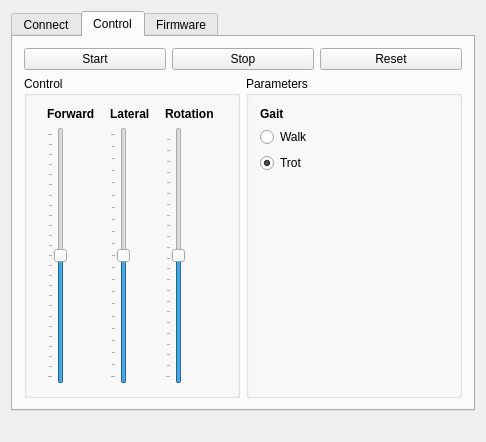
This is MainWindow.ui in Rhoban/MetabotManager as Qt 5 draws it before an edit. The edited form follows.
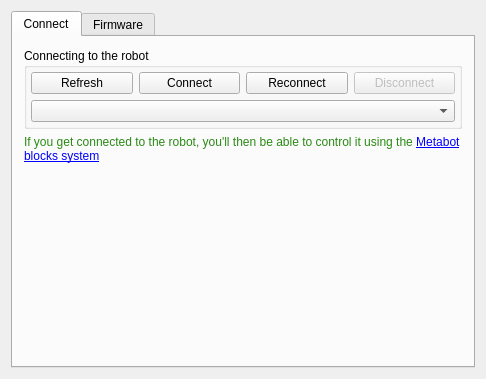
This is the edited form. The open tabs and pages were chosen to show the change. Icons and pictures are not drawn.

Commit message: Removing controls

Patch:
```diff
--- a/MainWindow.ui
+++ b/MainWindow.ui
@@ -7,7 +7,7 @@
     <x>0</x>
     <y>0</y>
     <width>486</width>
-    <height>442</height>
+    <height>379</height>
    </rect>
   </property>
   <property name="sizePolicy">
@@ -132,6 +132,16 @@
           </layout>
          </widget>
         </item>
+        <item>
+         <widget class="QLabel" name="label">
+          <property name="text">
+           <string>&lt;html&gt;&lt;head/&gt;&lt;body&gt;&lt;p&gt;&lt;span style=&quot; color:#298a14;&quot;&gt;If you get connected to the robot, you'll then be able to control it using the &lt;/span&gt;&lt;a href=&quot;http://metabot.cc&quot;&gt;&lt;span style=&quot; text-decoration: underline; color:#0000ff;&quot;&gt;Metabot blocks system&lt;/span&gt;&lt;/a&gt;&lt;/p&gt;&lt;/body&gt;&lt;/html&gt;</string>
+          </property>
+          <property name="wordWrap">
+           <bool>true</bool>
+          </property>
+         </widget>
+        </item>
         <item>
          <spacer name="verticalSpacer">
           <property name="orientation">
@@ -140,231 +150,20 @@
           <property name="sizeHint" stdset="0">
            <size>
             <width>20</width>
-            <height>40</height>
+            <height>0</height>
            </size>
           </property>
          </spacer>
         </item>
-       </layout>
-      </widget>
-      <widget class="QWidget" name="tab_2">
-       <attribute name="title">
-        <string>Control</string>
-       </attribute>
-       <layout class="QVBoxLayout" name="verticalLayout_5">
         <item>
-         <layout class="QHBoxLayout" name="controlButtons">
-          <item>
-           <widget class="QPushButton" name="startButton">
-            <property name="text">
-             <string>Start</string>
-            </property>
-            <property name="icon">
-             <iconset resource="icons.qrc">
-              <normaloff>:/icons/img/play.png</normaloff>:/icons/img/play.png</iconset>
-            </property>
-           </widget>
-          </item>
-          <item>
-           <widget class="QPushButton" name="stopButton">
-            <property name="text">
-             <string>Stop</string>
-            </property>
-            <property name="icon">
-             <iconset resource="icons.qrc">
-              <normaloff>:/icons/img/stop.png</normaloff>:/icons/img/stop.png</iconset>
-            </property>
-           </widget>
-          </item>
-          <item>
-           <widget class="QPushButton" name="resetButton">
-            <property name="text">
-             <string>Reset</string>
-            </property>
-            <property name="icon">
-             <iconset resource="icons.qrc">
-              <normaloff>:/icons/img/repeat.png</normaloff>:/icons/img/repeat.png</iconset>
-            </property>
-           </widget>
-          </item>
-         </layout>
-        </item>
-        <item>
-         <layout class="QHBoxLayout" name="horizontalLayout_3">
-          <item>
-           <widget class="QGroupBox" name="controls">
-            <property name="title">
-             <string>Control</string>
-            </property>
-            <layout class="QHBoxLayout" name="horizontalLayout_6">
-             <item>
-              <layout class="QVBoxLayout" name="verticalLayout_6">
-               <item>
-                <widget class="QLabel" name="label">
-                 <property name="text">
-                  <string>&lt;b&gt;Forward&lt;/b&gt;</string>
-                 </property>
-                </widget>
-               </item>
-               <item>
-                <widget class="QSlider" name="dxSlider">
-                 <property name="sizePolicy">
-                  <sizepolicy hsizetype="Fixed" vsizetype="Expanding">
-                   <horstretch>0</horstretch>
-                   <verstretch>0</verstretch>
-                  </sizepolicy>
-                 </property>
-                 <property name="minimum">
-                  <number>-120</number>
-                 </property>
-                 <property name="maximum">
-                  <number>120</number>
-                 </property>
-                 <property name="tracking">
-                  <bool>true</bool>
-                 </property>
-                 <property name="orientation">
-                  <enum>Qt::Vertical</enum>
-                 </property>
-                 <property name="invertedAppearance">
-                  <bool>false</bool>
-                 </property>
-                 <property name="invertedControls">
-                  <bool>false</bool>
-                 </property>
-                 <property name="tickPosition">
-                  <enum>QSlider::TicksAbove</enum>
-                 </property>
-                </widget>
-               </item>
-              </layout>
-             </item>
-             <item>
-              <layout class="QVBoxLayout" name="verticalLayout_9">
-               <item>
-                <widget class="QLabel" name="label_2">
-                 <property name="text">
-                  <string>&lt;b&gt;Lateral&lt;/b&gt;</string>
-                 </property>
-                </widget>
-               </item>
-               <item>
-                <widget class="QSlider" name="dySlider">
-                 <property name="sizePolicy">
-                  <sizepolicy hsizetype="Fixed" vsizetype="Expanding">
-                   <horstretch>0</horstretch>
-                   <verstretch>0</verstretch>
-                  </sizepolicy>
-                 </property>
-                 <property name="minimum">
-                  <number>-100</number>
-                 </property>
-                 <property name="maximum">
-                  <number>100</number>
-                 </property>
-                 <property name="orientation">
-                  <enum>Qt::Vertical</enum>
-                 </property>
-                 <property name="tickPosition">
-                  <enum>QSlider::TicksAbove</enum>
-                 </property>
-                </widget>
-               </item>
-              </layout>
-             </item>
-             <item>
-              <layout class="QVBoxLayout" name="verticalLayout_8">
-               <item>
-                <widget class="QLabel" name="label_3">
-                 <property name="text">
-                  <string>&lt;b&gt;Rotation&lt;/b&gt;</string>
-                 </property>
-                </widget>
-               </item>
-               <item>
-                <widget class="QSlider" name="turnSlider">
-                 <property name="sizePolicy">
-                  <sizepolicy hsizetype="Maximum" vsizetype="Expanding">
-                   <horstretch>0</horstretch>
-                   <verstretch>0</verstretch>
-                  </sizepolicy>
-                 </property>
-                 <property name="minimum">
-                  <number>-45</number>
-                 </property>
-                 <property name="maximum">
-                  <number>45</number>
-                 </property>
-                 <property name="orientation">
-                  <enum>Qt::Vertical</enum>
-                 </property>
-                 <property name="tickPosition">
-                  <enum>QSlider::TicksAbove</enum>
-                 </property>
-                 <property name="tickInterval">
-                  <number>4</number>
-                 </property>
-                </widget>
-               </item>
-              </layout>
-             </item>
-            </layout>
-           </widget>
-          </item>
-          <item>
-           <widget class="QGroupBox" name="groupBox_4">
-            <property name="title">
-             <string>Parameters</string>
-            </property>
-            <layout class="QHBoxLayout" name="horizontalLayout_7">
-             <item>
-              <layout class="QHBoxLayout" name="parameters"/>
-             </item>
-             <item>
-              <layout class="QVBoxLayout" name="verticalLayout_14">
-               <item>
-                <widget class="QLabel" name="label_8">
-                 <property name="text">
-                  <string>&lt;b&gt;Gait&lt;/b&gt;</string>
-                 </property>
-                </widget>
-               </item>
-               <item>
-                <widget class="QRadioButton" name="walkButton">
-                 <property name="text">
-                  <string>Walk</string>
-                 </property>
-                </widget>
-               </item>
-               <item>
-                <widget class="QRadioButton" name="trotButton">
-                 <property name="text">
-                  <string>Trot</string>
-                 </property>
-                 <property name="checked">
-                  <bool>true</bool>
-                 </property>
-                </widget>
-               </item>
-               <item>
-                <spacer name="verticalSpacer_2">
-                 <property name="orientation">
-                  <enum>Qt::Vertical</enum>
-                 </property>
-                 <property name="sizeHint" stdset="0">
-                  <size>
-                   <width>20</width>
-                   <height>40</height>
-                  </size>
-                 </property>
-                </spacer>
-               </item>
-              </layout>
-             </item>
-            </layout>
-           </widget>
-          </item>
-         </layout>
+         <widget class="QLabel" name="status">
+          <property name="text">
+           <string/>
+          </property>
+          <property name="alignment">
+           <set>Qt::AlignRight|Qt::AlignTrailing|Qt::AlignVCenter</set>
+          </property>
+         </widget>
         </item>
        </layout>
       </widget>
@@ -485,16 +284,6 @@
       </widget>
      </widget>
     </item>
-    <item>
-     <widget class="QLabel" name="status">
-      <property name="text">
-       <string/>
-      </property>
-      <property name="alignment">
-       <set>Qt::AlignRight|Qt::AlignTrailing|Qt::AlignVCenter</set>
-      </property>
-     </widget>
-    </item>
    </layout>
   </widget>
   <action name="actionQuitter">
```
Left out of the diff: 4 changed lines with no effect on the pictures. The commit also changes 5 other files.
